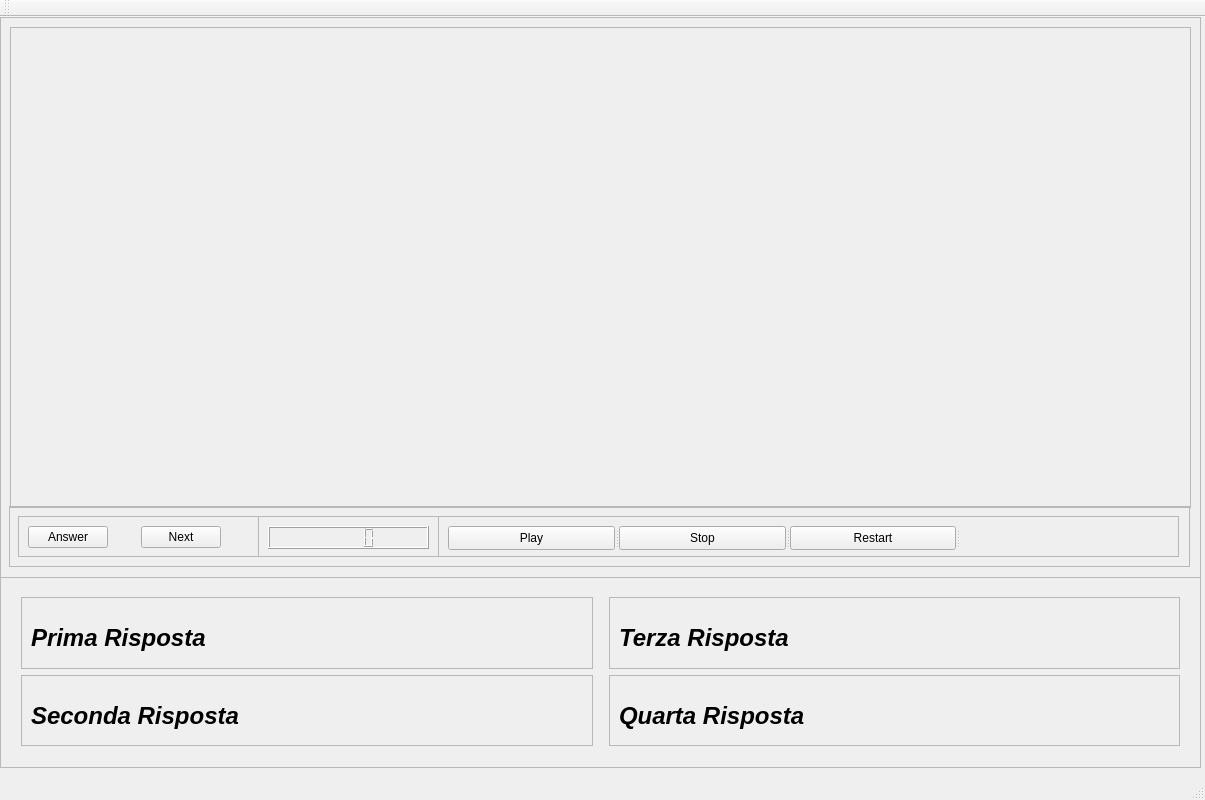
AndreaCorna/cervellone, file cervellone.ui: the form before one commit.
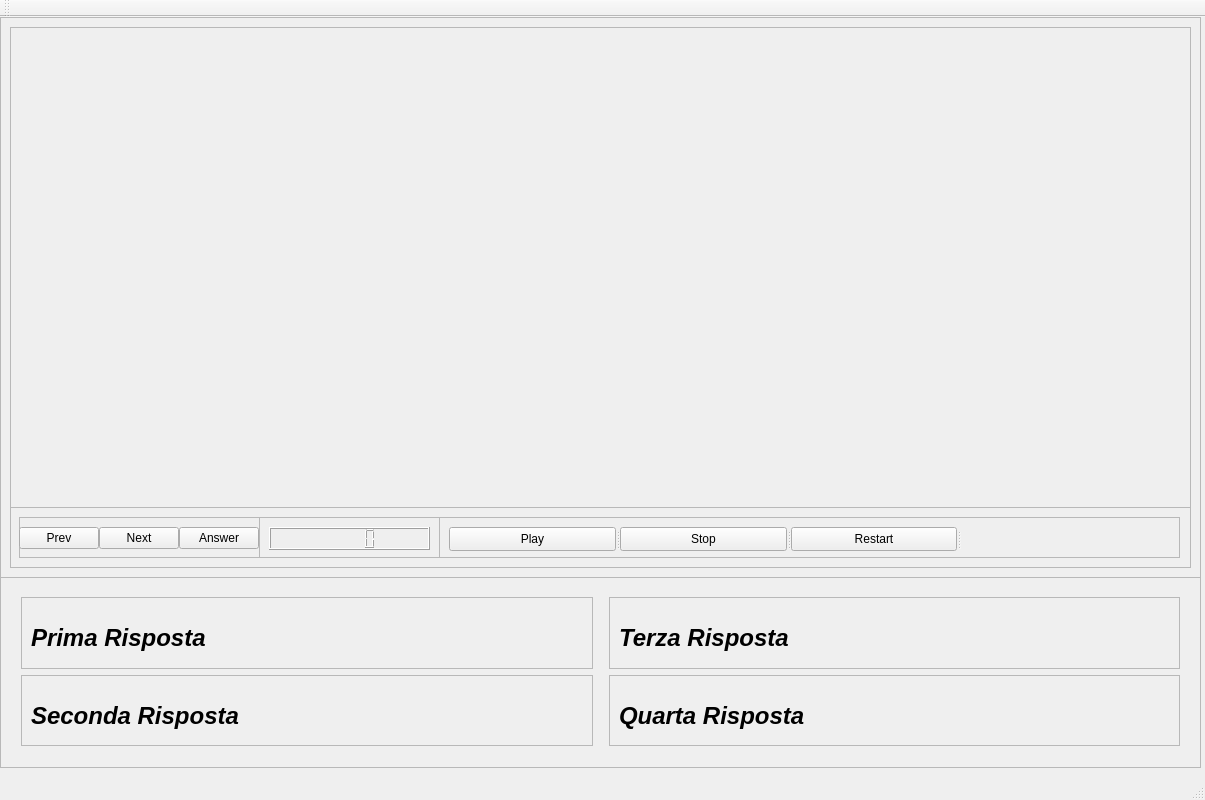
The form after the commit. Custom widgets are drawn as their Qt base class.

```diff
--- a/cervellone.ui
+++ b/cervellone.ui
@@ -208,8 +208,8 @@
     <widget class="QFrame" name="button_frame">
      <property name="geometry">
       <rect>
-       <x>9</x>
-       <y>489</y>
+       <x>10</x>
+       <y>490</y>
        <width>1181</width>
        <height>61</height>
       </rect>
@@ -235,10 +235,10 @@
       <property name="frameShadow">
        <enum>QFrame::Raised</enum>
       </property>
-      <widget class="QPushButton" name="answer_button">
+      <widget class="QPushButton" name="pushButton">
        <property name="geometry">
         <rect>
-         <x>10</x>
+         <x>160</x>
          <y>10</y>
          <width>80</width>
          <height>22</height>
@@ -248,10 +248,23 @@
         <string>Answer</string>
        </property>
       </widget>
+      <widget class="QPushButton" name="answer_button">
+       <property name="geometry">
+        <rect>
+         <x>0</x>
+         <y>10</y>
+         <width>80</width>
+         <height>22</height>
+        </rect>
+       </property>
+       <property name="text">
+        <string>Prev</string>
+       </property>
+      </widget>
       <widget class="QPushButton" name="next_button">
        <property name="geometry">
         <rect>
-         <x>123</x>
+         <x>80</x>
          <y>10</y>
          <width>80</width>
          <height>22</height>
```
Left out of the diff: 38 changed lines with no effect on the pictures.
